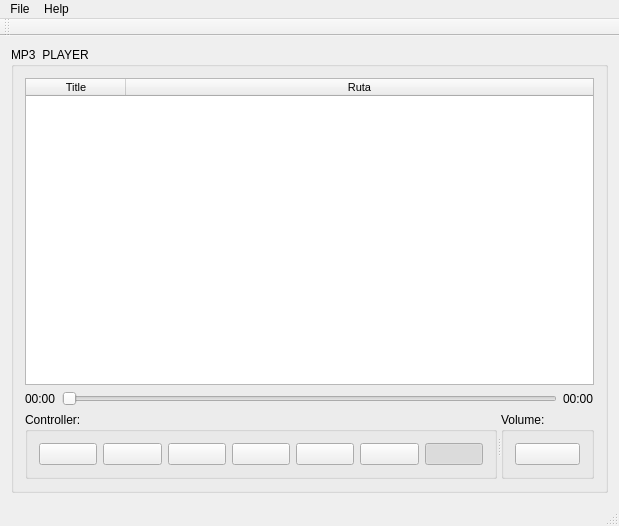
Above: Music Player/GUI/mainwindow.ui from jairoaguilarts/Music-Player before the change. Below: the same form after it.
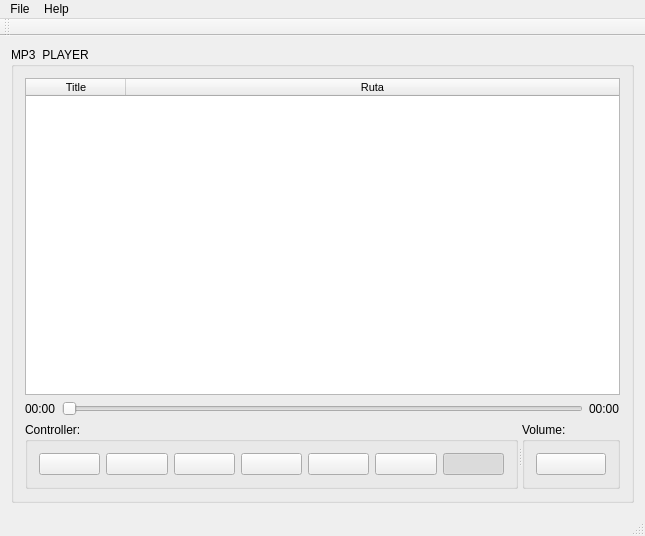
That is the form after the change. Icons and pictures are not drawn.

```diff
--- a/Music Player/GUI/mainwindow.ui
+++ b/Music Player/GUI/mainwindow.ui
@@ -6,8 +6,8 @@
    <rect>
     <x>0</x>
     <y>0</y>
-    <width>619</width>
-    <height>526</height>
+    <width>645</width>
+    <height>536</height>
    </rect>
   </property>
   <property name="windowTitle">
@@ -299,8 +299,8 @@
     <rect>
      <x>0</x>
      <y>0</y>
-     <width>619</width>
-     <height>24</height>
+     <width>645</width>
+     <height>22</height>
     </rect>
    </property>
    <widget class="QMenu" name="menuFile">
```
